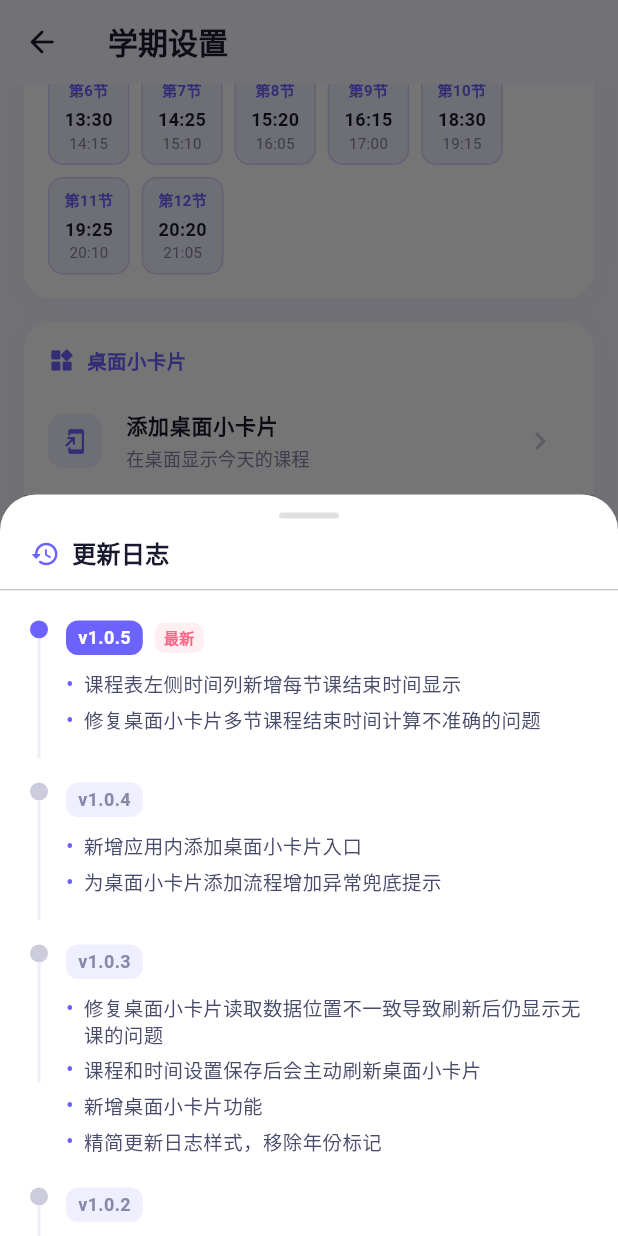
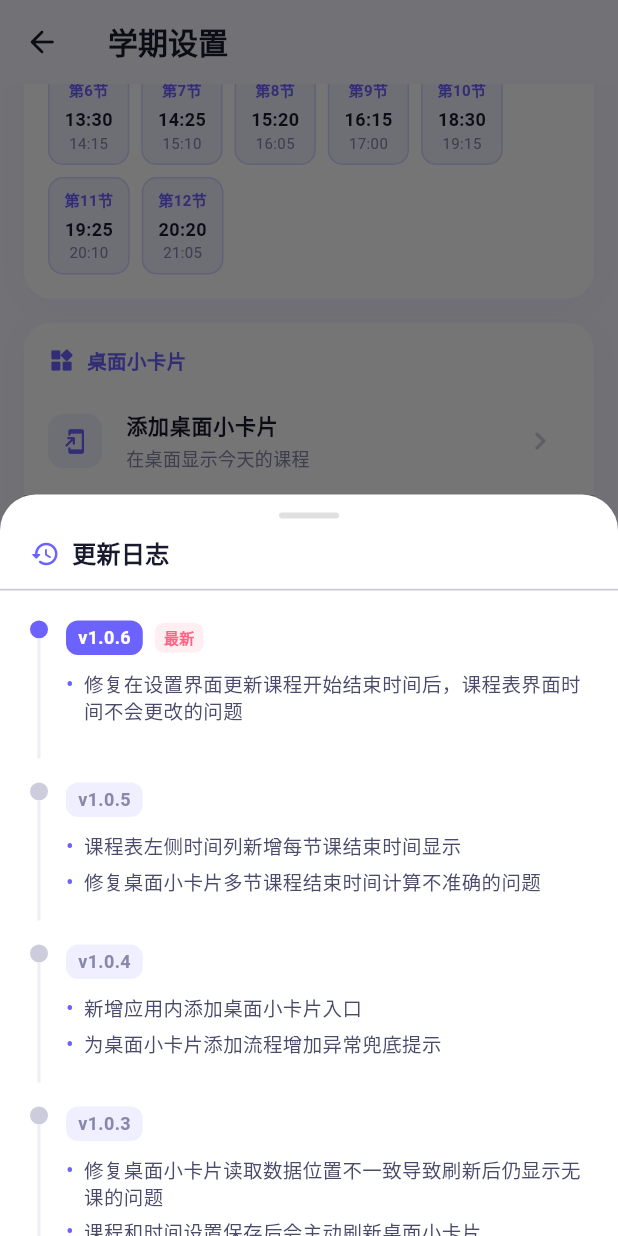
Before and after one commit to Biapenam/open_schedule, a Flutter app: the SettingsScreen screen opened directly, scrolled down 576 dp, after a tap on "更新日志", on a phone screen of 412 x 824 dp. Run offline on Flutter 3.47's test engine with Material 3 defaults, Android fonts, the phone set to English and light mode, and no system bars; drawn by our look-alikes of flutter_animate; our stand-ins replace shared_preferences; missing offline and left inert: home_widget; accounts and stored records are empty.

Commit message:
v1.0.6: 修复在设置界面更新课程时间后课程表界面未刷新的问题

```diff
--- a/lib/screens/settings_screen.dart
+++ b/lib/screens/settings_screen.dart
@@ -112,8 +112,16 @@ class _SettingsScreenState extends State<SettingsScreen> {
                 padding: const EdgeInsets.all(20),
                 children: const [
                   _ChangelogEntry(
+                    version: 'v1.0.6',
+                    isLatest: true,
+                    changes: [
+                      '修复在设置界面更新课程开始结束时间后，课程表界面时间不会更改的问题',
+                    ],
+                  ),
+                  SizedBox(height: 16),
+                  _ChangelogEntry(
                     version: 'v1.0.5',
-                    isLatest: true,
+                    isLatest: false,
                     changes: [
                       '课程表左侧时间列新增每节课结束时间显示',
                       '修复桌面小卡片多节课程结束时间计算不准确的问题',
@@ -345,7 +353,7 @@ class _SettingsScreenState extends State<SettingsScreen> {
                   children: [
                     _buildInfoTile('应用名称', 'Open Schedule'),
                     const Divider(height: 1),
-                    _buildInfoTile('版本', '1.0.5'),
+                    _buildInfoTile('版本', '1.0.6'),
                     const Divider(height: 1),
                     _buildInfoTile('开发者', 'Sora'),
                     const Divider(height: 1),
--- a/lib/services/widget_service.dart
+++ b/lib/services/widget_service.dart
@@ -45,8 +45,7 @@ class WidgetService {
       final courseList = todayCourses.map((c) {
         final startIdx = c.startSection - 1;
         final endIdx = c.endSection - 1;
-        final lastSectionIdx =
-            endIdx < startTimes.length ? endIdx : startIdx;
+        final lastSectionIdx = endIdx < startTimes.length ? endIdx : startIdx;
         final startTime = startIdx < startTimes.length
             ? startTimes[startIdx]
             : (startIdx < defaultSectionStartTimes.length
@@ -57,8 +56,7 @@ class WidgetService {
             : (lastSectionIdx < defaultSectionStartTimes.length
                 ? defaultSectionStartTimes[lastSectionIdx]
                 : '08:00');
-        final endTime =
-            _courseService.calcEndTime(lastSectionStart, duration);
+        final endTime = _courseService.calcEndTime(lastSectionStart, duration);
         return {
           'name': c.name,
           'time': '$startTime-$endTime',
--- a/lib/widgets/schedule_grid.dart
+++ b/lib/widgets/schedule_grid.dart
@@ -42,6 +42,12 @@ class _ScheduleGridState extends State<ScheduleGrid> {
   @override
   void initState() {
     super.initState();
+    _loadTimes();
+  }
+
+  @override
+  void didUpdateWidget(ScheduleGrid oldWidget) {
+    super.didUpdateWidget(oldWidget);
     _loadTimes();
   }
 
--- a/pubspec.yaml
+++ b/pubspec.yaml
@@ -1,7 +1,7 @@
 name: open_schedule
 description: Open Schedule - 大学课程表应用
 publish_to: 'none'
-version: 1.0.5+6
+version: 1.0.6+7
 
 environment:
   sdk: '>=3.0.0 <4.0.0'
```
Also changed, not shown: 1 other file.
